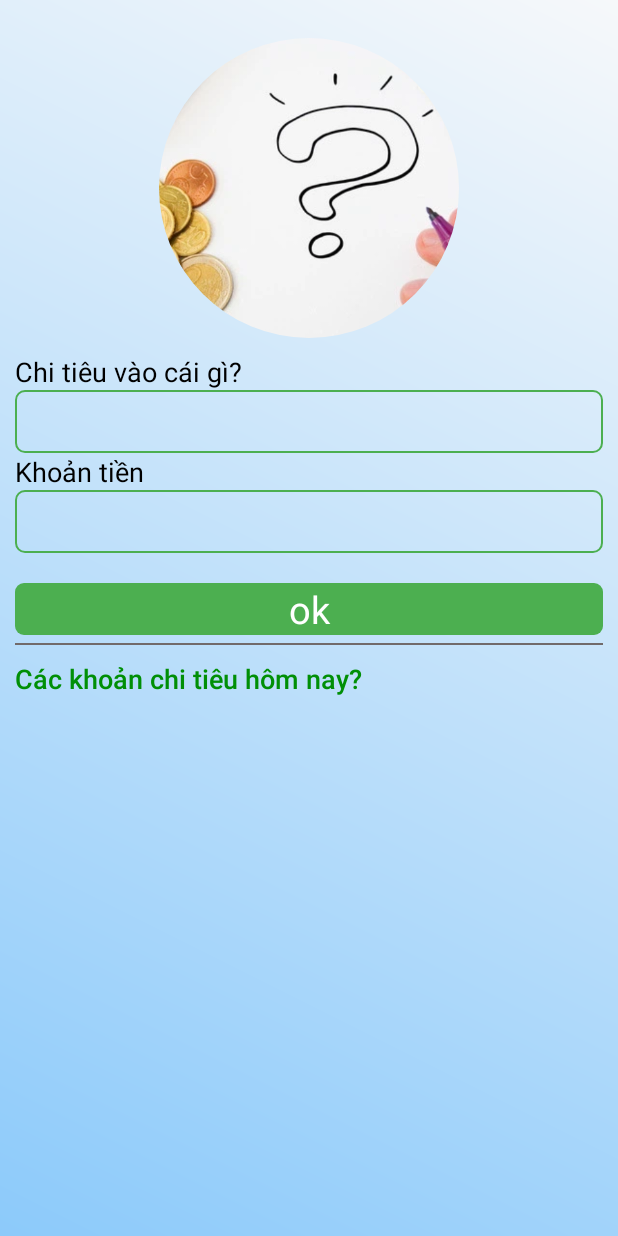
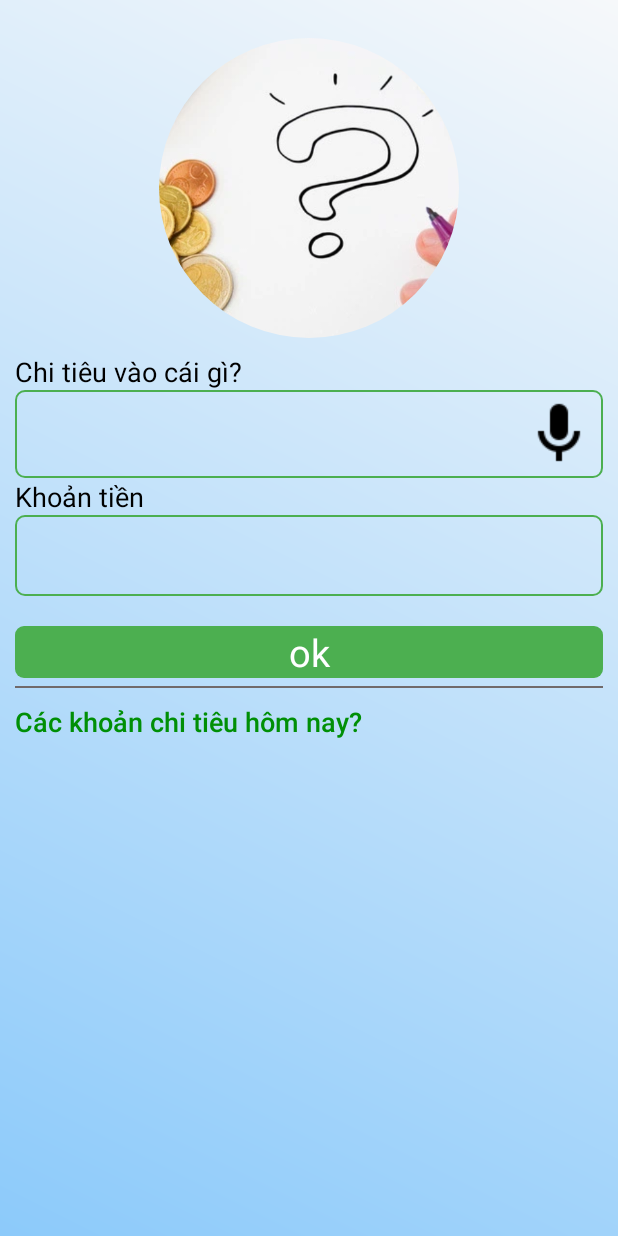
Before and after one commit to tuannguyenipv6/QuanLyChiTieu, an Android app: the layout fragment_home.xml on its own in the app's theme, with its tools: preview values and no code run, on a phone screen of 412 x 824 dp. Run offline under Robolectric (Android 15) with nearby library versions, the phone set to English and light mode, and no system bars.

Commit message:
sử dụng voice để thu nội dung

```diff
--- a/app/src/main/java/com/example/qunlchitiu/Fragment/FragmentDetails.java
+++ b/app/src/main/java/com/example/qunlchitiu/Fragment/FragmentDetails.java
@@ -48,6 +48,7 @@ public class FragmentDetails extends Fragment implements SwipeRefreshLayout.OnRe
         //set màu cho SwipeRefreshLayout
         mSwipeRefreshLayout.setColorSchemeColors(getResources().getColor(R.color.teal_200));
 
+
         return view;
     }
     private void Anhxa(){
--- a/app/src/main/res/layout/fragment_home.xml
+++ b/app/src/main/res/layout/fragment_home.xml
@@ -46,6 +46,7 @@
                     android:layout_width="match_parent"
                     android:layout_height="wrap_content"
                     android:padding="5dp"
+                    android:drawableRight="@drawable/ic_voice"
                     android:id="@+id/edt_Conten"
                     android:background="@drawable/edt_khung"
                     android:textSize="23dp"></EditText>
@@ -66,7 +67,7 @@
                     android:layout_height="wrap_content"
                     android:inputType="number"
                     android:id="@+id/edt_Money"
-                    android:padding="5dp"
+                    android:padding="11dp"
                     android:background="@drawable/edt_khung"
                     android:textSize="23dp"></EditText>
             </LinearLayout>
--- a/app/src/main/res/values/colors.xml
+++ b/app/src/main/res/values/colors.xml
@@ -7,4 +7,8 @@
     <color name="teal_700">#FF018786</color>
     <color name="black">#FF000000</color>
     <color name="white">#FFFFFFFF</color>
+
+    <color name="bg_gradient_start">#31244e</color>
+    <color name="bg_gradient_end">#6b394c</color>
+
 </resources>
--- a/app/src/main/res/values/strings.xml
+++ b/app/src/main/res/values/strings.xml
@@ -5,4 +5,8 @@
     <string name="FR_Search">Search</string>
     <string name="Conten_Sp">Chi tiêu vào cái gì?</string>
     <string name="Money_Sp">Khoản tiền</string>
+
+    <string name="speech_prompt">Say something…</string>
+    <string name="speech_not_supported">Sorry! Your device doesn\'t support speech input</string>
+    <string name="tap_on_mic">Tap on mic to speak</string>
 </resources>
--- a/app/src/main/res/values/themes.xml
+++ b/app/src/main/res/values/themes.xml
@@ -1,6 +1,6 @@
 <resources xmlns:tools="http://schemas.android.com/tools">
     <!-- Base application theme. -->
-    <style name="Theme.QuảnLýChiTiêu" parent="Theme.MaterialComponents.DayNight.DarkActionBar">
+    <style name="Theme.QuảnLýChiTiêu" parent="Theme.MaterialComponents.DayNight.NoActionBar">
         <!-- Primary brand color. -->
         <item name="colorPrimary">@color/purple_500</item>
         <item name="colorPrimaryVariant">@color/purple_700</item>
```
Also changed, not shown: app/src/main/java/com/example/qunlchitiu/Fragment/FragmentHome.java (+69 -0 lines), app/src/main/res/drawable/ic_voice.png (added), app/src/main/res/drawable/img_tien.png (added).
